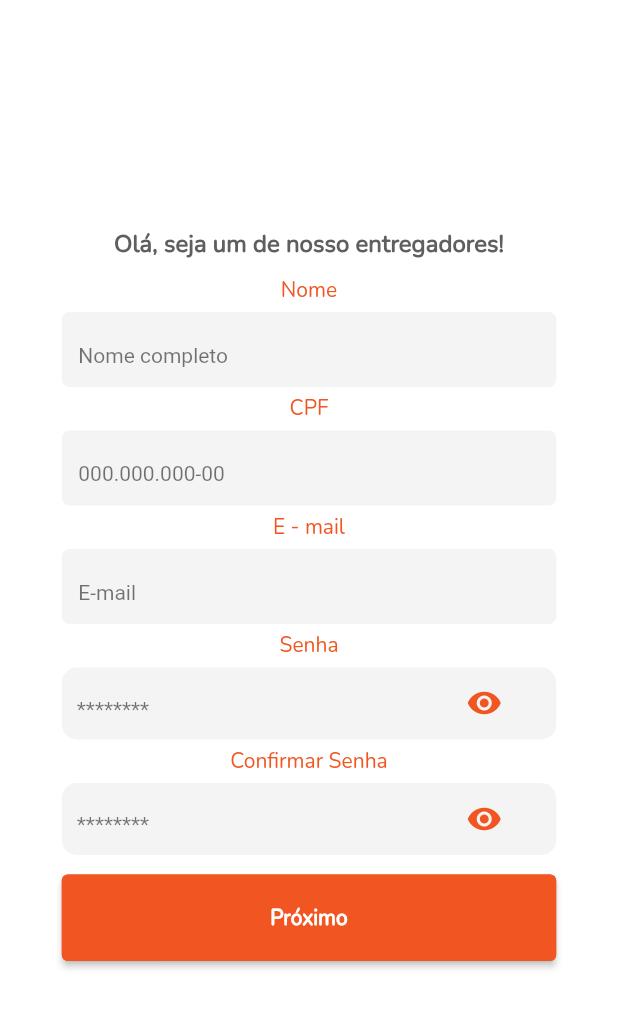
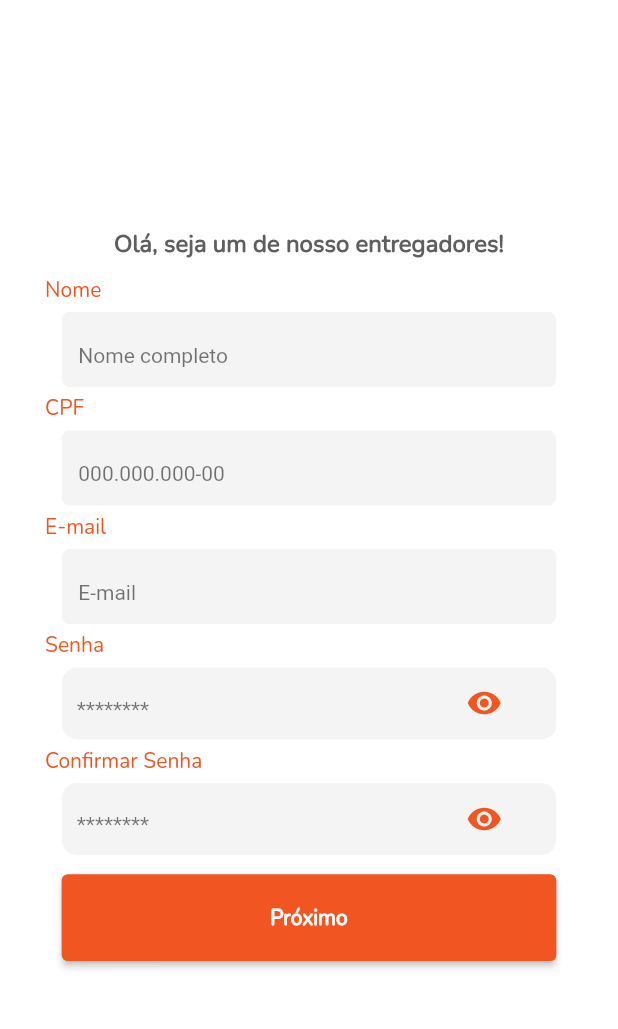
Before and after one commit to resilvajr1610/promosave_empresa, a Flutter app: the RegisterScreen screen opened directly with empty values, on a phone screen of 412 x 824 dp, the part 67-1096 px from its top. Run offline on Flutter 3.47's test engine with Material 2 defaults, Android fonts, the light colour scheme and no system bars; drawn by our look-alikes of auto_size_text; our stand-ins replace brasil_fields, cloud_firestore, firebase_auth, firebase_core, firebase_messaging, firebase_storage and 4 more; missing offline and left inert: google_place; accounts and stored records are empty.

Commit message:
ajustes no layout

```diff
--- a/lib/Utils/export.dart
+++ b/lib/Utils/export.dart
@@ -8,7 +8,6 @@ export '../views/register_screen.dart';
 export '../views/splash_screen.dart';
 export '../views/initial_screen.dart';
 export '../views/login_screen.dart';
-export '../views/maps_screen.dart';
 export '../views/profile_screen.dart';
 export '../views/definition_screen.dart';
 export '../views/waiting_screen.dart';
--- a/lib/Utils/text_const.dart
+++ b/lib/Utils/text_const.dart
@@ -13,7 +13,7 @@ class TextConst{
   static const DELIVERYGET           = 'DELIVERYGET';
   static const ORDERFINISHED         = 'ORDERFINISHED';
 
-  static const LOGO = 'https://firebasestorage.googleapis.com/v0/b/promosave-42fb6.appspot.com/o/logo.png?alt=media&token=2ecd5fb4-4cae-478c-b62d-3653fb0b45de';
+  static const LOGO = 'https://firebasestorage.googleapis.com/v0/b/promosave-42fb6.appspot.com/o/logo.png?alt=media&token=1a776b88-ea68-4f1a-b646-10a43b054ba2';
   static const BANNER = 'https://firebasestorage.googleapis.com/v0/b/promosave-42fb6.appspot.com/o/banner.png?alt=media&token=12463ecd-76ee-4981-8e27-7c58a2c595c1';
 
   static const KEYTOKEN = 'AAAAROyEIVo:APA91bHMOkfyv_T5tR37CAerNTNaB9xrZBUjXGeEFlYa5wOwiOW_z0eLk3B_koHO2j09bJxwYvKDUVXI_qZQTn-Ao9ritR7zygynNTn4haL82s6yOjmgj-Z9UHo7NK0Zd9TB8F64nj-h';
--- a/lib/views/home_enterprise_screen.dart
+++ b/lib/views/home_enterprise_screen.dart
@@ -105,7 +105,7 @@ class _HomeEnterpriseScreenState extends State<HomeEnterpriseScreen> {
       ),
       body: SingleChildScrollView(
         child: Container(
-          height: height * 0.9,
+          height: height * 0.95,
           padding: EdgeInsets.all(12),
           alignment: Alignment.topCenter,
           child: Column(
@@ -226,7 +226,7 @@ class _HomeEnterpriseScreenState extends State<HomeEnterpriseScreen> {
                     ],
                   )),
               Container(
-                  padding: EdgeInsets.symmetric(horizontal: 8),
+                  padding: EdgeInsets.symmetric(horizontal: 8,vertical: 5),
                   width: width,
                   alignment: Alignment.centerLeft,
                   child: TextCustom(
--- a/lib/views/register_screen.dart
+++ b/lib/views/register_screen.dart
@@ -195,8 +195,10 @@ class _LoginState extends State<RegisterScreen>  with SingleTickerProviderStateM
                 child: TextCustom(text: widget.type=="enterprise"?'Olá, cadastre a sua empresa!':'Olá, seja um de nosso entregadores!',
                   color: PaletteColor.grey,size: 16.0,fontWeight: FontWeight.bold,textAlign: TextAlign.center,),
               ),
-              Padding(
-                padding: const EdgeInsets.symmetric(horizontal: 10),
+              Container(
+                width: width,
+                alignment: Alignment.centerLeft,
+                padding: const EdgeInsets.symmetric(horizontal: 30),
                 child: TextCustom(text:widget.type=="enterprise"? 'Nome do estabelecimento':'Nome',color: PaletteColor.primaryColor,size: 14.0,fontWeight: FontWeight.normal,textAlign: TextAlign.center,),
               ),
               InputRegister(
@@ -210,8 +212,10 @@ class _LoginState extends State<RegisterScreen>  with SingleTickerProviderStateM
                 colorBorder: PaletteColor.greyLight,
                 background: PaletteColor.greyLight,
               ),
-              Padding(
-                padding: const EdgeInsets.symmetric(horizontal: 10),
+              Container(
+                width: width,
+                alignment: Alignment.centerLeft,
+                padding: const EdgeInsets.symmetric(horizontal: 30),
                 child: TextCustom(text: widget.type=="enterprise"?'CNPJ':'CPF',color: PaletteColor.primaryColor,size: 14.0,fontWeight: FontWeight.normal,textAlign: TextAlign.center,),
               ),
               InputRegister(
@@ -229,8 +233,10 @@ class _LoginState extends State<RegisterScreen>  with SingleTickerProviderStateM
                   widget.type=="enterprise"?CnpjInputFormatter():CpfInputFormatter()
                 ],
               ),
-              widget.type=="enterprise"?Padding(
-                padding: const EdgeInsets.symmetric(horizontal: 10),
+              widget.type=="enterprise"?Container(
+                width: width,
+                alignment: Alignment.centerLeft,
+                padding: const EdgeInsets.symmetric(horizontal: 30),
                 child: TextCustom(text: 'Telefone',color: PaletteColor.primaryColor,size: 14.0,fontWeight: FontWeight.normal,textAlign: TextAlign.center,),
               ):Container(width: width*0.8,),
               widget.type=="enterprise"?InputRegister(
@@ -248,8 +254,10 @@ class _LoginState extends State<RegisterScreen>  with SingleTickerProviderStateM
                   TelefoneInputFormatter()
                 ],
               ):Container(width: width*0.8),
-              widget.type=="enterprise"?Padding(
-                padding: const EdgeInsets.symmetric(horizontal: 10),
+              widget.type=="enterprise"?Container(
+                width: width,
+                alignment: Alignment.centerLeft,
+                padding: const EdgeInsets.symmetric(horizontal: 30),
                 child: TextCustom(text: 'Endereço',color: PaletteColor.primaryColor,size: 14.0,fontWeight: FontWeight.normal,textAlign: TextAlign.center,),
               ):Container(width: width*0.8),
               widget.type=="enterprise"?Container(
@@ -318,9 +326,11 @@ class _LoginState extends State<RegisterScreen>  with SingleTickerProviderStateM
                       },
                     );
                   }),
-              Padding(
-                padding: const EdgeInsets.symmetric(horizontal: 10),
-                child: TextCustom(text: 'E - mail',color: PaletteColor.primaryColor,size: 14.0,fontWeight: FontWeight.normal,textAlign: TextAlign.center,),
+              Container(
+                width: width,
+                alignment: Alignment.centerLeft,
+                padding: const EdgeInsets.symmetric(horizontal: 30),
+                child: TextCustom(text: 'E-mail',color: PaletteColor.primaryColor,size: 14.0,fontWeight: FontWeight.normal,textAlign: TextAlign.center,),
               ),
               InputRegister(
                 icons: Icons.height,
@@ -333,8 +343,10 @@ class _LoginState extends State<RegisterScreen>  with SingleTickerProviderStateM
                 colorBorder: PaletteColor.greyLight,
                 background: PaletteColor.greyLight,
               ),
-              Padding(
-                padding: const EdgeInsets.symmetric(horizontal: 10),
+              Container(
+                width: width,
+                alignment: Alignment.centerLeft,
+                padding: const EdgeInsets.symmetric(horizontal: 30),
                 child: TextCustom(text: 'Senha',color: PaletteColor.primaryColor,size: 14.0,fontWeight: FontWeight.normal,textAlign: TextAlign.center,),
               ),
               InputPassword(
@@ -357,8 +369,10 @@ class _LoginState extends State<RegisterScreen>  with SingleTickerProviderStateM
                   });
                 },
               ),
-              Padding(
-                padding: const EdgeInsets.symmetric(horizontal: 10),
+              Container(
+                width: width,
+                alignment: Alignment.centerLeft,
+                padding: const EdgeInsets.symmetric(horizontal: 30),
                 child: TextCustom(text: 'Confirmar Senha',color: PaletteColor.primaryColor,size: 14.0,fontWeight: FontWeight.normal,textAlign: TextAlign.center,),
               ),
               InputPassword(
--- a/lib/widgets/drawer_custom.dart
+++ b/lib/widgets/drawer_custom.dart
@@ -69,7 +69,7 @@ class DrawerCustom extends StatelessWidget {
                   type == TextConst.ENTERPRISE
                       ? '/home_enterprise'
                       : '/home_delivery'),
-              title: 'home',
+              title: 'Home',
               icon: Icons.home_outlined,
             ),
             TitleDrawer(
--- a/lib/widgets/inputRegister.dart
+++ b/lib/widgets/inputRegister.dart
@@ -38,7 +38,7 @@ class InputRegister extends StatelessWidget {
       alignment: Alignment.topCenter,
       width: this.width,
       padding: EdgeInsets.symmetric(horizontal: 10),
-      margin: EdgeInsets.symmetric(horizontal: 10,vertical: 5),
+      margin: EdgeInsets.symmetric(vertical: 5),
       decoration: BoxDecoration(
         color: background,
         borderRadius: BorderRadius.circular(5),
```
Also changed, not shown: lib/views/add_product_screen.dart (+20 -6 lines), lib/views/maps_screen.dart (deleted, +0 -15 lines), lib/views/questions_screen.dart (+6 -4 lines), lib/views/register_bank_screen.dart (+7 -1 lines), lib/views/who_we_are_screen.dart (+8 -3 lines), lib/widgets/container_requests_enterprise.dart (+5 -4 lines).
